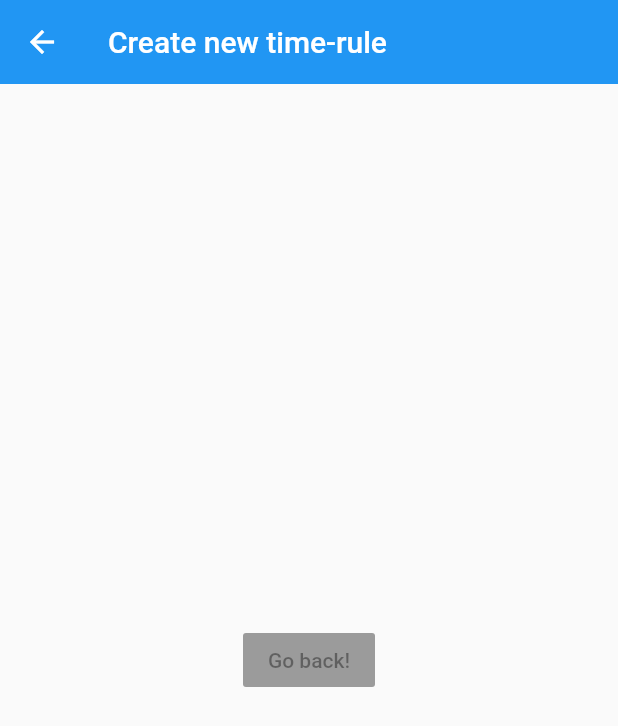
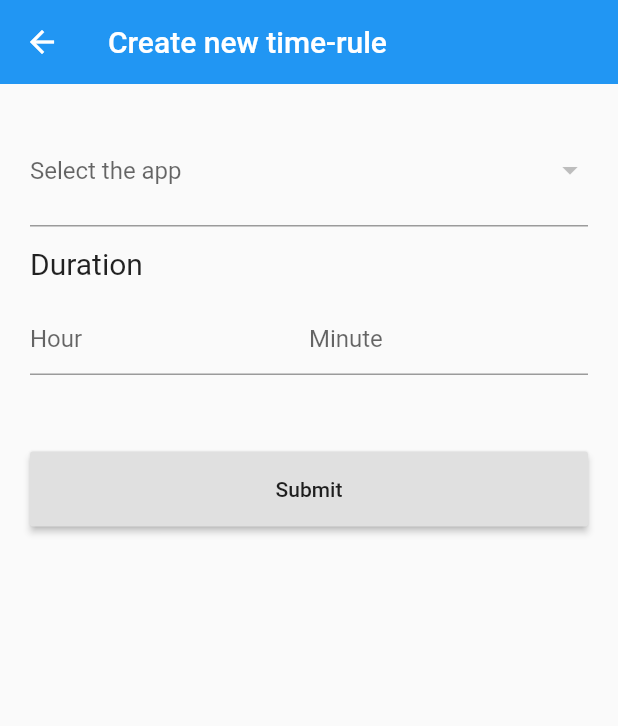
Before and after one commit to haverzard/Fermapp, a Flutter app: the AddRule screen opened by its route, on a phone screen of 412 x 824 dp. Shown: the top 726 px of the screen. Run offline on Flutter 3.47's test engine with Material 2 defaults, Android fonts, the phone set to English and light mode, and no system bars; our stand-ins replace flutter_spinkit, shared_preferences; missing offline and left inert: app_usage, device_apps, flutter_isolate; accounts and stored records are empty.

Commit message:
Create add_rule form

```diff
--- a/lib/add_rule.dart
+++ /dev/null
@@ -1,20 +0,0 @@
-import 'package:flutter/cupertino.dart';
-import 'package:flutter/material.dart';
-
-class AddRule extends StatelessWidget {
-  @override
-  Widget build(BuildContext context) {
-    return Scaffold(
-      appBar: AppBar(
-        title: Text('Create new time-rule'),
-        elevation: 0,
-      ),
-      body: Center(
-        child: RaisedButton(
-          onPressed: null,
-          child: Text('Go back!'),
-        ),
-      ),
-    );
-  }
-}
--- /dev/null
+++ b/lib/add_rule/add_rule.dart
@@ -0,0 +1,54 @@
+import 'file:///D:/Project/Mobile/fermapp/lib/add_rule/add_rule_form.dart';
+import 'package:fermapp/loading.dart';
+import 'package:flutter/cupertino.dart';
+import 'package:flutter/material.dart';
+import 'package:device_apps/device_apps.dart';
+import 'package:shared_preferences/shared_preferences.dart';
+
+class AddRule extends StatefulWidget {
+  @override
+  _AddRuleState createState() => _AddRuleState();
+}
+
+class _AddRuleState extends State<AddRule> {
+  List apps = [];
+  SharedPreferences prefs;
+  bool finished = false;
+
+  void getAppsData() async {
+    var tempApps = await DeviceApps.getInstalledApplications(includeAppIcons: true);
+    var tempPrefs = await SharedPreferences.getInstance();
+    var unruledApps = [];
+    tempApps.forEach((e) {
+      if (tempPrefs.getInt(e.packageName) == null) {
+        unruledApps.add(e);
+      }
+    });
+    setState(() { apps = unruledApps; prefs = tempPrefs; finished = true; });
+  }
+
+  @override
+  void initState() {
+    super.initState();
+    getAppsData();
+  }
+
+  @override
+  Widget build(BuildContext context) {
+    final mediaQueryData = MediaQuery.of(context);
+    if (mediaQueryData.orientation == Orientation.landscape) {
+      return const Text("Doesn't support landscape");
+    }
+    return getPortrait(context);
+  }
+
+  Widget getPortrait(BuildContext context) {
+    return Scaffold(
+      appBar: AppBar(
+        title: Text('Create new time-rule'),
+        elevation: 0,
+      ),
+      body: finished ? AddRuleForm(apps, prefs) : Loading(),
+    );
+  }
+}
--- /dev/null
+++ b/lib/add_rule/add_rule_form.dart
@@ -0,0 +1,170 @@
+import 'package:flutter/cupertino.dart';
+import 'package:flutter/material.dart';
+import 'package:device_apps/device_apps.dart';
+import 'package:shared_preferences/shared_preferences.dart';
+
+class AddRuleForm extends StatefulWidget {
+  final List apps;
+  final SharedPreferences prefs;
+
+  AddRuleForm(this.apps, this.prefs);
+
+  @override
+  _AddRuleFormState createState() => _AddRuleFormState(apps, prefs);
+}
+
+class _AddRuleFormState extends State<AddRuleForm> {
+  final List apps;
+  final SharedPreferences prefs;
+  final _formKey = GlobalKey<FormState>();
+  Application selectedApp;
+  int hour, minute;
+
+  _AddRuleFormState(this.apps, this.prefs);
+
+  @override
+  Widget build(BuildContext context) {
+    var screenSize = MediaQuery.of(context).size;
+    var innerWidth = screenSize.width - 40;
+    return Form(
+      key: _formKey,
+      child: Container(
+        padding: EdgeInsets.all(20),
+        child: Column(
+          children: <Widget>[
+            Container(
+              height: 75,
+              child: DropdownButtonFormField(
+                isDense: false,
+                itemHeight: 75,
+                hint: Text('Select the app'),
+                value: selectedApp,
+                items: apps.map((value) {
+//                {
+//                  'appName': e.appName,
+//                  'appIcon': e is ApplicationWithIcon ? e.icon : null,
+//                  'usageTimeHours': usage[e.packageName] ~/ 3600,
+//                  'usageTimeMinutes': usage[e.packageName] % 3600 ~/ 60,
+//                };
+                  return DropdownMenuItem(
+                    child: Container(
+                        height: 75,
+                        child: Row(
+                          children: <Widget>[
+                            Padding(
+                              padding: EdgeInsets.fromLTRB(10, 0, 20, 0),
+                              child: Container(
+                                  width: 55,
+                                  height: 55,
+                                  decoration: BoxDecoration(
+                                      shape: BoxShape.circle,
+                                      image: DecorationImage(
+                                          fit: BoxFit.fill,
+                                          image: MemoryImage(value.icon)
+                                      )
+                                  )
+                              ),
+                            ),
+                            Text(
+                              '${value.appName}',
+                              style: TextStyle(
+                                fontSize: 20,
+                              ),
+                            ),
+                          ],
+                        )
+                    ),
+                    value: value,
+                  );
+                }).toList(),
+                validator: (value) {
+                  if (value == null) {
+                    return 'Please choose an app';
+                  }
+                  return null;
+                },
+                onChanged: (value) {
+                  setState(() => selectedApp = value);
+                },
+              ),
+            ),
+            Container(
+              height: 50,
+              alignment: Alignment.centerLeft,
+              child: Text(
+                'Duration',
+                style: TextStyle(
+                  fontSize: 20,
+                )
+              ),
+            ),
+            Container(
+              height: 50,
+              child: Row(
+                children: <Widget>[
+                  Container(
+                    width: innerWidth * 0.5,
+                    child: TextFormField(
+                      keyboardType: TextInputType.number,
+                      decoration: const InputDecoration(
+                        hintText: 'Hour',
+                      ),
+                      validator: (value) {
+                        if (value.isEmpty) {
+                          return 'Please enter an hour';
+                        }
+                        return null;
+                      },
+                      onChanged: (value) {
+                        setState(() => hour = int.parse(value));
+                      },
+                    ),
+                  ),
+                  Container(
+                    width: innerWidth * 0.5,
+                    child: TextFormField(
+                      keyboardType: TextInputType.number,
+                      decoration: const InputDecoration(
+                        hintText: 'Minute',
+                      ),
+                      validator: (value) {
+                        if (value.isEmpty) {
+                          return 'Please enter a minute';
+                        }
+                        return null;
+                      },
+                      onChanged: (value) {
+                        setState(() => minute = int.parse(value));
+                      },
+                    ),
+                  ),
+                ],
+              ),
+            ),
+            SizedBox(height: 50),
+            Container(
+              width: innerWidth,
+              height: 50,
+              child: RaisedButton(
+                onPressed: () {
+                  if (_formKey.currentState.validate()) {
+                    if (minute == 0 && hour == 0) {
+                      Scaffold
+                          .of(context)
+                          .showSnackBar(
+                          SnackBar(content: Text('Cannot process data')));
+                    } else {
+                      prefs.setInt(selectedApp.packageName, hour*3600+minute*60);
+                      Navigator.pop(context);
+                    }
+                  }
+                },
+                child: Text('Submit'),
+              ),
+            )
+          ],
+        ),
+      ),
+    );
+  }
+}
--- a/lib/main.dart
+++ b/lib/main.dart
@@ -5,8 +5,8 @@ import 'package:app_usage/app_usage.dart';
 import 'package:device_apps/device_apps.dart';
 import 'package:flutter_isolate/flutter_isolate.dart';
 import 'package:shared_preferences/shared_preferences.dart';
-import 'package:fermapp/main_screen.dart';
-import 'package:fermapp/add_rule.dart';
+import 'package:fermapp/home/main_screen.dart';
+import 'package:fermapp/add_rule/add_rule.dart';
 
 void usageScheduler(String _arg) async  {
   Timer.periodic(Duration(seconds:5), (timer) async {
```
Also changed, not shown: lib/loading.dart (added, +15 -0 lines).
